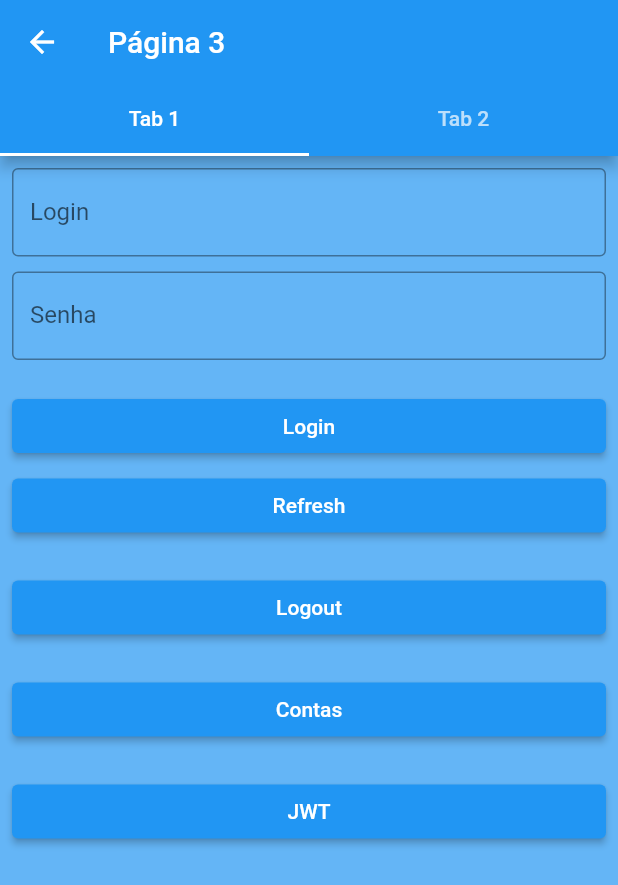
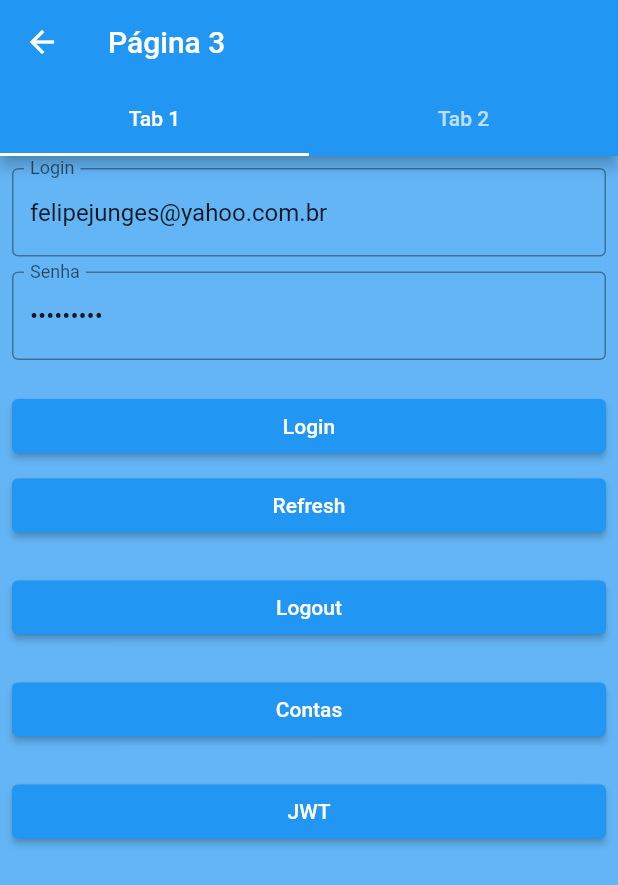
Before and after one commit to felipejunges/flutter_app, a Flutter app: the PaginaTres screen opened directly, on a phone screen of 412 x 824 dp. Shown: the top 885 px of the screen. Run offline on Flutter 3.47's test engine with Material 2 defaults, Android fonts, the phone set to English and light mode, and no system bars; our stand-ins replace connectivity, flutter_secure_storage, fluttertoast, shared_preferences; missing offline and left inert: jwt_decode; accounts and stored records are empty.

```diff
--- a/lib/pages/pagina_tres.dart
+++ b/lib/pages/pagina_tres.dart
@@ -12,9 +12,8 @@ class PaginaTres extends StatefulWidget {
 }
 
 class _PaginaTresState extends State<PaginaTres> {
-  final _tLogin = TextEditingController();
-
-  final _tSenha = TextEditingController();
+  final _tLogin = TextEditingController(text: "felipejunges@yahoo.com.br");
+  final _tSenha = TextEditingController(text: "felipe123");
 
   final _formKey = GlobalKey<FormState>();
 
--- a/lib/services/auth_service.dart
+++ b/lib/services/auth_service.dart
@@ -38,10 +38,11 @@ class AuthService {
     Map<String, dynamic> payload = Jwt.parseJwt(token);
 
     print(payload);
+    print(payload["grupo_id"]);
     print(payload["email"]);
-    print(payload["iss"]);
+    print(payload["given_name"]);
 
-    return payload["iss"];
+    return payload["given_name"];
   }
 
   dynamic myEncode(dynamic item) {
```
Also changed, not shown: lib/services/mangos_api_service.dart (+5 -3 lines), 1 other file.
